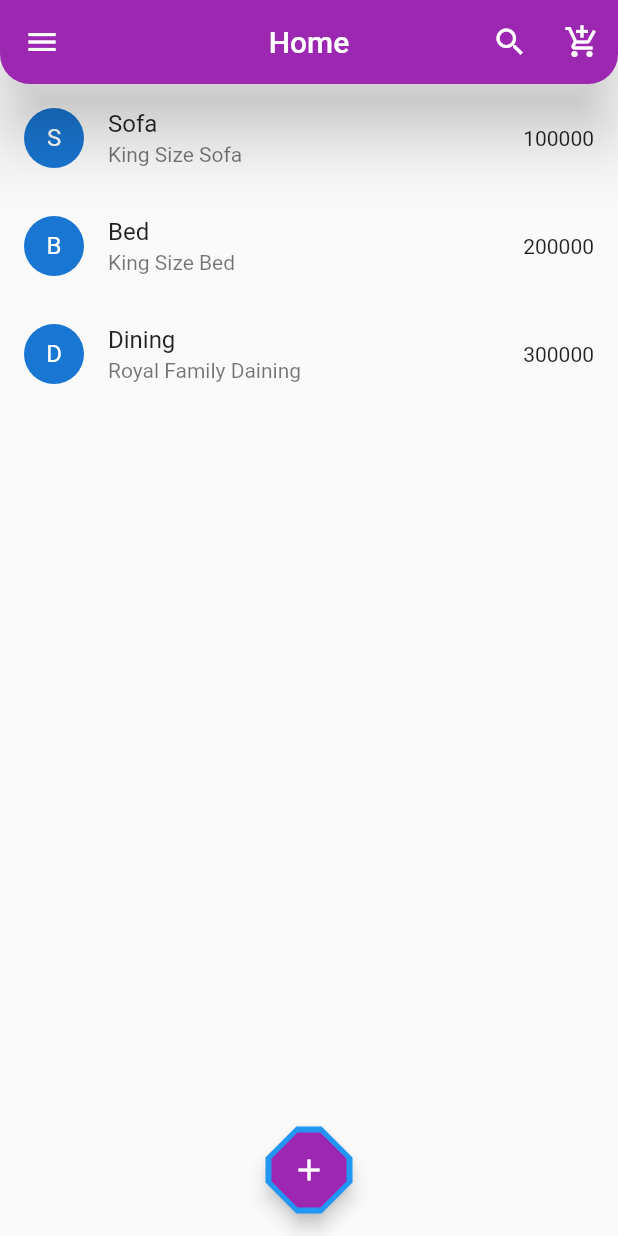
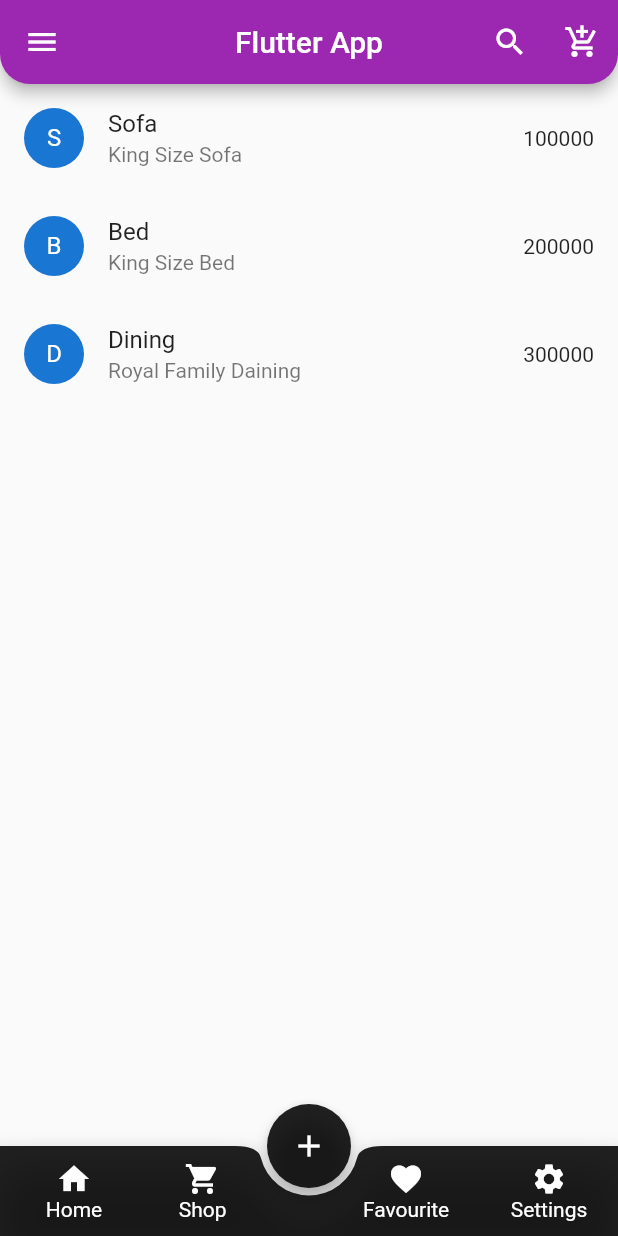
Before and after one commit to MdSajjadHossin/flutter-add-drawer-, a Flutter app: the screen it shows after launch, on a phone screen of 412 x 824 dp. Run offline on Flutter 3.47's test engine with Material 2 defaults, Android fonts, the phone set to English and light mode, and no system bars; our stand-ins replace font_awesome_flutter.

Commit message:
bottom navigation added with notch design addd

```diff
--- a/lib/screens/home.dart
+++ b/lib/screens/home.dart
@@ -18,7 +18,7 @@ class HomePage extends StatelessWidget {
     return Scaffold(
       extendBodyBehindAppBar: true,
       appBar: AppBar(
-        title: const Text("Home"),
+        title: const Text("Flutter App"),
         actions: [
           IconButton(
             icon: const Icon(Icons.search),
@@ -30,7 +30,6 @@ class HomePage extends StatelessWidget {
           ),
           // IconButton(onPressed: () {}, icon: const Icon(Icons.menu_book))
         ],
-        elevation: 20,
         centerTitle: true,
         backgroundColor: Colors.purple,
         shape: const RoundedRectangleBorder(
@@ -122,16 +121,90 @@ class HomePage extends StatelessWidget {
       ),
       floatingActionButton: FloatingActionButton(
         onPressed: () {},
-        backgroundColor: Colors.purple,
+        backgroundColor: Colors.black87,
         elevation: 5.0,
-        shape: BeveledRectangleBorder(
-            borderRadius: BorderRadius.circular(20.0),
-            side: const BorderSide(
-                color: Colors.blue, width: 2.0, style: BorderStyle.solid)),
+        // shape: BeveledRectangleBorder(
+        //     borderRadius: BorderRadius.circular(20.0),
+        //     side: const BorderSide(
+        //         color: Colors.blue, width: 2.0, style: BorderStyle.solid)),
         // mini: true,
         child: const Icon(Icons.add),
       ),
-      floatingActionButtonLocation: FloatingActionButtonLocation.centerFloat,
+      floatingActionButtonLocation: FloatingActionButtonLocation.centerDocked,
+      bottomNavigationBar: BottomAppBar(
+          color: Colors.black87,
+          notchMargin: 5.0,
+          shape: const CircularNotchedRectangle(),
+          child: Row(
+              mainAxisAlignment: MainAxisAlignment.spaceAround,
+              mainAxisSize: MainAxisSize.max,
+              children: [
+                Padding(
+                  padding: const EdgeInsets.only(left: 10.0),
+                  child: Column(
+                    mainAxisSize: MainAxisSize.min,
+                    children: const [
+                      Icon(
+                        Icons.home,
+                        color: Colors.white,
+                      ),
+                      Text(
+                        "Home",
+                        style: TextStyle(color: Colors.white),
+                      ),
+                    ],
+                  ),
+                ),
+                Padding(
+                  padding: const EdgeInsets.only(
+                      left: 10.0, right: 20.0, bottom: 10.0, top: 10.0),
+                  child: Column(
+                    mainAxisSize: MainAxisSize.min,
+                    children: const [
+                      Icon(
+                        Icons.shopping_cart,
+                        color: Colors.white,
+                      ),
+                      Text(
+                        "Shop",
+                        style: TextStyle(color: Colors.white),
+                      ),
+                    ],
+                  ),
+                ),
+                Padding(
+                  padding: const EdgeInsets.only(left: 30.0),
+                  child: Column(
+                    mainAxisSize: MainAxisSize.min,
+                    children: const [
+                      Icon(
+                        Icons.favorite,
+                        color: Colors.white,
+                      ),
+                      Text(
+                        "Favourite",
+                        style: TextStyle(color: Colors.white),
+                      ),
+                    ],
+                  ),
+                ),
+                Padding(
+                  padding: const EdgeInsets.only(bottom: 10.0, top: 10.0),
+                  child: Column(
+                    mainAxisSize: MainAxisSize.min,
+                    children: const [
+                      Icon(
+                        Icons.settings,
+                        color: Colors.white,
+                      ),
+                      Text(
+                        "Settings",
+                        style: TextStyle(color: Colors.white),
+                      ),
+                    ],
+                  ),
+                ),
+              ])),
     );
   }
 }
```
